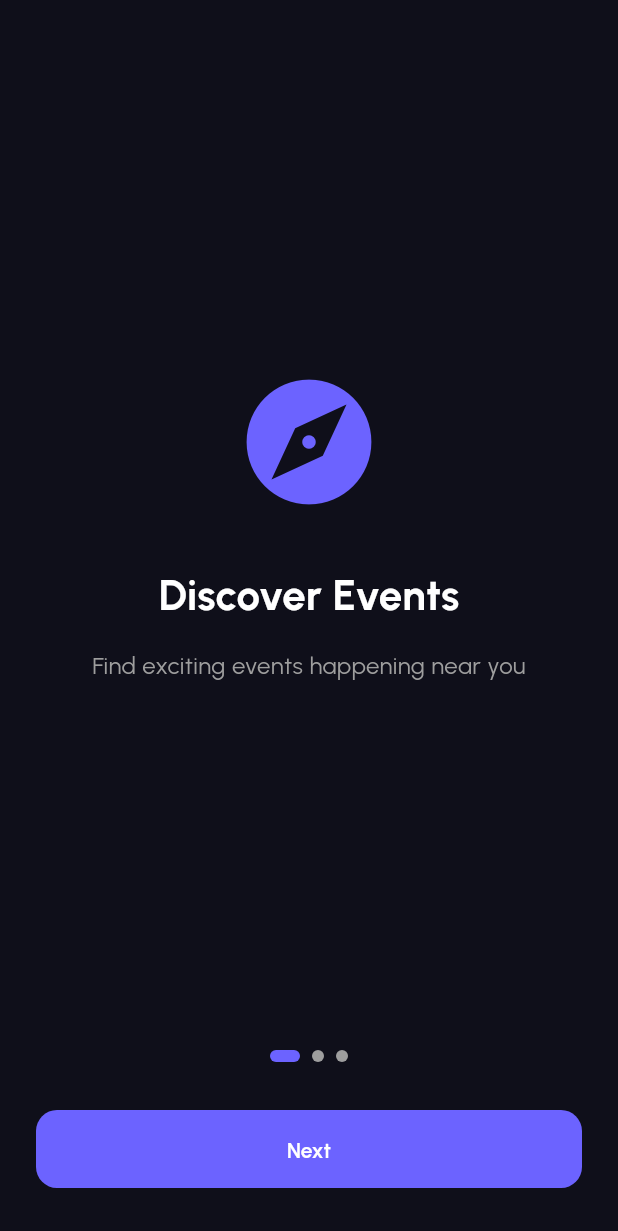
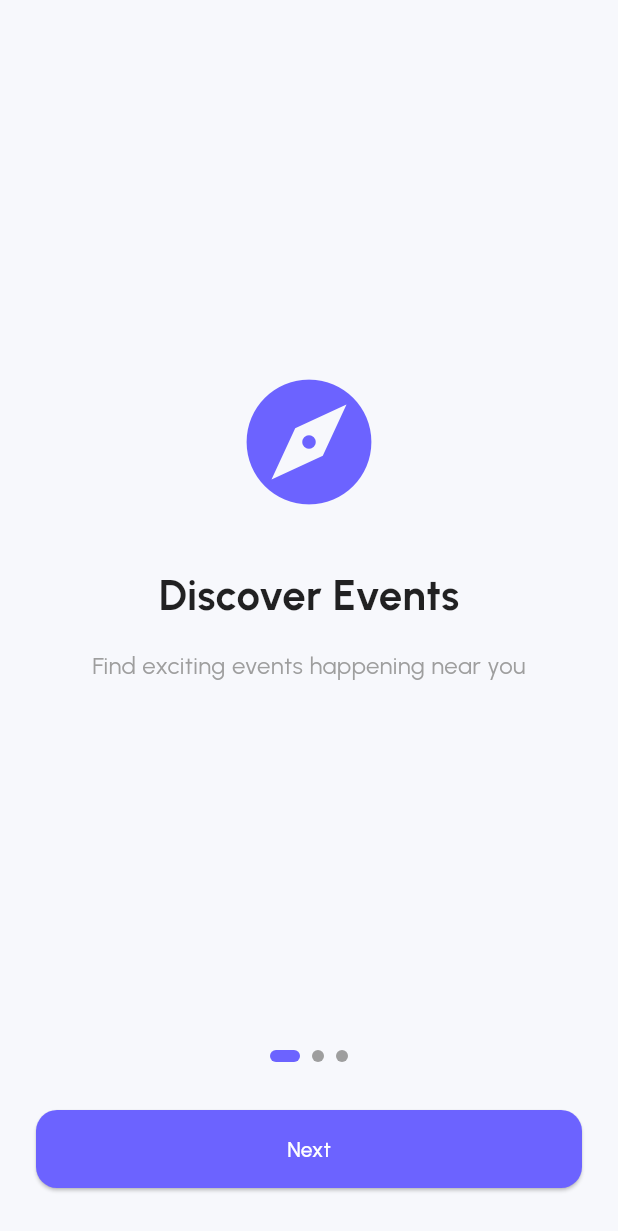
Before and after one commit to FeyoniShah/local-event-explorer, a Flutter app: the screen it shows after launch, on a phone screen of 412 x 824 dp. Shown: the top 1231 px of the screen. Run offline on Flutter 3.47's test engine with Material 3 defaults, Android fonts, the phone set to English and light mode, and no system bars; our stand-ins replace cloud_firestore, firebase_auth, firebase_core, firebase_messaging, flutter_local_notifications, flutter_map and 7 more; accounts and stored records are empty; generated files the repository leaves out were written again.

Commit message:
Firebase setup, booking fixes, theme updates

```diff
--- a/lib/core/theme/app_theme.dart
+++ b/lib/core/theme/app_theme.dart
@@ -136,6 +136,104 @@ class AppTextStyles {
 class AppTheme {
   AppTheme._();
 
+
+  static ThemeData get light {
+    return ThemeData(
+      useMaterial3: true,
+      brightness: Brightness.light,
+      fontFamily: 'Urbanist',
+
+      scaffoldBackgroundColor: const Color(0xFFF7F8FC),
+
+      colorScheme: const ColorScheme.light(
+        primary: AppColors.primary,
+        secondary: AppColors.accent,
+        surface: Colors.white,
+        background: Color(0xFFF7F8FC),
+        onPrimary: Colors.white,
+        onSecondary: Colors.white,
+        onSurface: Colors.black87,
+        error: AppColors.error,
+      ),
+
+      appBarTheme: const AppBarTheme(
+        backgroundColor: Colors.white,
+        elevation: 0,
+        centerTitle: false,
+        titleTextStyle: TextStyle(
+          fontFamily: 'Urbanist',
+          fontSize: 18,
+          fontWeight: FontWeight.w600,
+          color: Colors.black87,
+        ),
+        iconTheme: IconThemeData(color: Colors.black87),
+      ),
+
+      cardTheme: CardThemeData(
+        color: Colors.white,
+        elevation: 1,
+        shape: RoundedRectangleBorder(
+          borderRadius: BorderRadius.circular(16),
+        ),
+        margin: EdgeInsets.zero,
+      ),
+
+      inputDecorationTheme: InputDecorationTheme(
+        filled: true,
+        fillColor: Colors.white,
+        contentPadding:
+        const EdgeInsets.symmetric(horizontal: 16, vertical: 14),
+
+        border: OutlineInputBorder(
+          borderRadius: BorderRadius.circular(12),
+          borderSide: BorderSide.none,
+        ),
+
+        enabledBorder: OutlineInputBorder(
+          borderRadius: BorderRadius.circular(12),
+          borderSide: BorderSide(
+            color: Colors.grey.shade300,
+          ),
+        ),
+
+        focusedBorder: OutlineInputBorder(
+          borderRadius: BorderRadius.circular(12),
+          borderSide: const BorderSide(
+            color: AppColors.primary,
+            width: 1.5,
+          ),
+        ),
+      ),
+
+      elevatedButtonTheme: ElevatedButtonThemeData(
+        style: ElevatedButton.styleFrom(
+          backgroundColor: AppColors.primary,
+          foregroundColor: Colors.white,
+          minimumSize: const Size(double.infinity, 52),
+
+          shape: RoundedRectangleBorder(
+            borderRadius: BorderRadius.circular(14),
+          ),
+        ),
+      ),
+
+      outlinedButtonTheme: OutlinedButtonThemeData(
+        style: OutlinedButton.styleFrom(
+          foregroundColor: AppColors.primary,
+          minimumSize: const Size(double.infinity, 52),
+
+          side: const BorderSide(
+            color: AppColors.primary,
+            width: 1.5,
+          ),
+
+          shape: RoundedRectangleBorder(
+            borderRadius: BorderRadius.circular(14),
+          ),
+        ),
+      ),
+    );
+  }
   static ThemeData get dark {
     return ThemeData(
       useMaterial3: true,
--- a/lib/features/events/data/event_repository.dart
+++ b/lib/features/events/data/event_repository.dart
@@ -4,8 +4,7 @@ import 'package:geolocator/geolocator.dart';
 import 'event_model.dart';
 
 class EventRepository {
-  static const String _rapidApiKey =
-      '78c1137710msh081a9ebd9b69fc3p183413jsn8ce3e37859a0';
+  static const String _rapidApiKey = '7b0e25b9f5msh90f259f408094c2p19a4bfjsnd2676afa04b2';
   static const String _rapidApiHost = 'real-time-events-search.p.rapidapi.com';
 
   static const Map<String, List<double>> _cityCoords = {
@@ -55,6 +54,10 @@ class EventRepository {
         'X-RapidAPI-Key': _rapidApiKey,
         'X-RapidAPI-Host': _rapidApiHost,
       }).timeout(const Duration(seconds: 15));
+
+      print("API URL: $uri");
+      print("STATUS CODE: ${response.statusCode}");
+      print("BODY: ${response.body}");
 
       if (response.statusCode == 200) {
         final data = json.decode(response.body);
@@ -134,10 +137,27 @@ class EventRepository {
       }
 
       String bookingUrl = link;
-      final tickets = item['ticket_links'] as List?;
-      if (tickets != null && tickets.isNotEmpty) {
-        bookingUrl = tickets.first['link']?.toString() ?? link;
+
+      final tickets = item['ticket_links'];
+
+      if (tickets is List && tickets.isNotEmpty) {
+
+        final firstTicket = tickets.first;
+
+        if (firstTicket is Map && firstTicket['link'] != null) {
+          bookingUrl = firstTicket['link'].toString();
+        }
       }
+
+      if (bookingUrl.isEmpty) {
+        bookingUrl =
+            item['event_link']?.toString() ??
+                item['url']?.toString() ??
+                item['link']?.toString() ??
+                '';
+      }
+
+      print("BOOKING URL: $bookingUrl");
 
       final isFree = name.toLowerCase().contains('free') ||
           description.toLowerCase().contains('free entry') ||
--- a/lib/features/profile/presentation/screens/profile_screen.dart
+++ b/lib/features/profile/presentation/screens/profile_screen.dart
@@ -571,7 +571,11 @@ class ProfileScreen extends ConsumerWidget {
                     ),
                     TextButton(
                       onPressed: () async {
-                        Navigator.pop(context);
+                        if (Navigator.canPop(context)) {
+                          Navigator.pop(context);
+                        } else {
+                          context.go('/');
+                        }
                         // Proper Firebase sign out
                         await FirebaseAuth.instance.signOut();
                         if (context.mounted) context.go(AppRoutes.login);
--- a/lib/main.dart
+++ b/lib/main.dart
@@ -89,7 +89,7 @@ class LocalEventExplorerApp extends ConsumerWidget {
     return MaterialApp.router(
       title: 'Local Event Explorer',
       debugShowCheckedModeBanner: false,
-      theme: AppTheme.dark,
+      theme: AppTheme.light,
       routerConfig: router,
     );
   }
```
Also changed, not shown: firebase.json (added), 1 other file.
